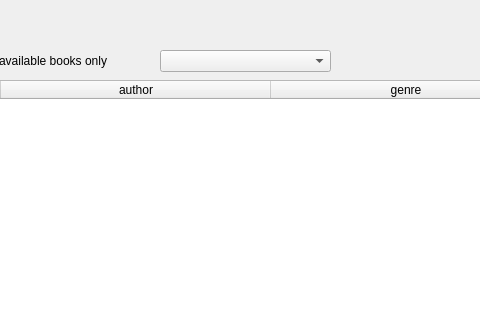
jordynmarlow/DatabaseSystems, file LibrarianView.ui: the form before one commit; both pictures show x 550 to 1030 and y 0 to 320 of the 1114 by 701 pixel window.
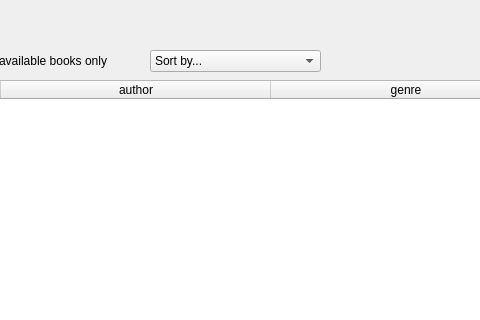
The form after the commit.

```diff
--- a/LibrarianView.ui
+++ b/LibrarianView.ui
@@ -89,16 +89,6 @@
      <string>available books only</string>
     </property>
    </widget>
-   <widget class="QComboBox" name="sort_combo">
-    <property name="geometry">
-     <rect>
-      <x>710</x>
-      <y>50</y>
-      <width>171</width>
-      <height>22</height>
-     </rect>
-    </property>
-   </widget>
    <widget class="QTableWidget" name="tableWidget">
     <property name="geometry">
      <rect>
@@ -132,6 +122,31 @@
      </property>
     </column>
    </widget>
+   <widget class="QComboBox" name="sort_combo">
+    <property name="geometry">
+     <rect>
+      <x>700</x>
+      <y>50</y>
+      <width>171</width>
+      <height>22</height>
+     </rect>
+    </property>
+    <item>
+     <property name="text">
+      <string>Sort by...</string>
+     </property>
+    </item>
+    <item>
+     <property name="text">
+      <string>Sort by title (A-&gt;Z)...</string>
+     </property>
+    </item>
+    <item>
+     <property name="text">
+      <string>Sort by title (Z-&gt;A)...</string>
+     </property>
+    </item>
+   </widget>
   </widget>
   <widget class="QMenuBar" name="menubar">
    <property name="geometry">
```
